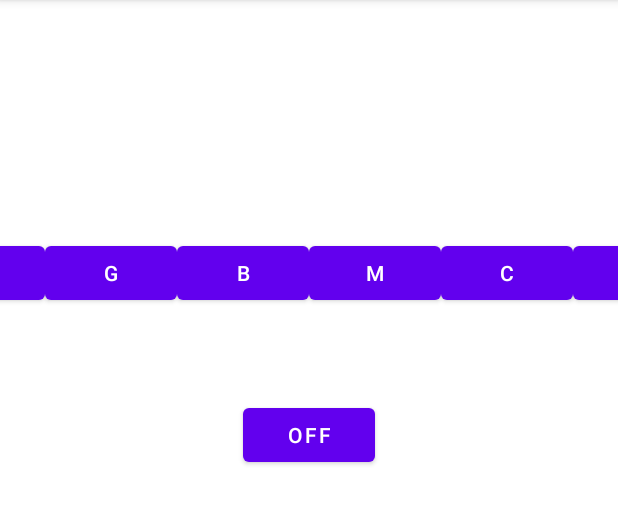
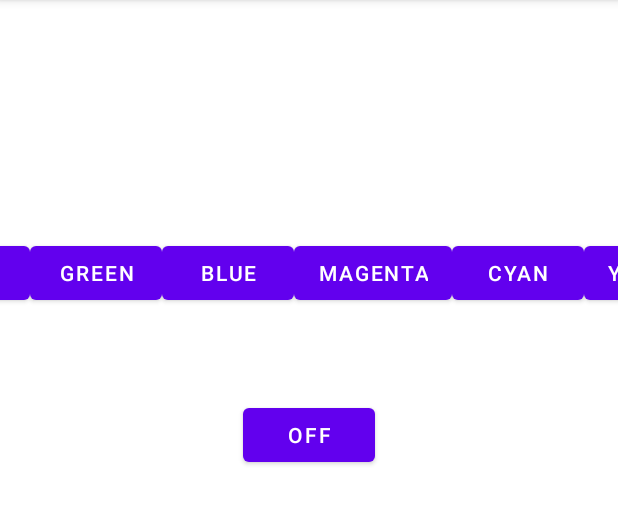
Before and after one commit to yoneken/Tipron_sample_LED, an Android app: the screen it shows after launch (MainActivity), on a phone screen of 412 x 824 dp, the part 84-609 px from its top. Run offline under Robolectric (Android 15) with nearby library versions, the phone set to English and light mode, and no system bars; libraries missing offline, so code that uses them is left out: com.cerevo.ps1; 1 statement that could not run was skipped.

Commit message:
Change color name

```diff
--- a/app/src/main/res/layout/activity_main.xml
+++ b/app/src/main/res/layout/activity_main.xml
@@ -21,7 +21,7 @@
         android:id="@+id/b_btn"
         android:layout_width="wrap_content"
         android:layout_height="wrap_content"
-        android:text="B"
+        android:text="Blue"
         app:layout_constraintBottom_toBottomOf="@+id/m_btn"
         app:layout_constraintEnd_toStartOf="@+id/m_btn"
         app:layout_constraintHorizontal_bias="0.5"
@@ -33,7 +33,7 @@
         android:id="@+id/r_btn"
         android:layout_width="wrap_content"
         android:layout_height="wrap_content"
-        android:text="R"
+        android:text="Red"
         app:layout_constraintBottom_toBottomOf="@+id/g_btn"
         app:layout_constraintEnd_toStartOf="@+id/g_btn"
         app:layout_constraintHorizontal_bias="0.5"
@@ -45,7 +45,7 @@
         android:id="@+id/g_btn"
         android:layout_width="wrap_content"
         android:layout_height="wrap_content"
-        android:text="G"
+        android:text="Green"
         app:layout_constraintBottom_toBottomOf="@+id/b_btn"
         app:layout_constraintEnd_toStartOf="@+id/b_btn"
         app:layout_constraintHorizontal_bias="0.5"
@@ -57,7 +57,7 @@
         android:id="@+id/c_btn"
         android:layout_width="wrap_content"
         android:layout_height="wrap_content"
-        android:text="C"
+        android:text="Cyan"
         app:layout_constraintBottom_toBottomOf="@+id/y_btn"
         app:layout_constraintEnd_toStartOf="@+id/y_btn"
         app:layout_constraintHorizontal_bias="0.5"
@@ -70,7 +70,7 @@
         android:layout_width="wrap_content"
         android:layout_height="wrap_content"
         android:layout_marginTop="158dp"
-        android:text="Y"
+        android:text="Yellow"
         app:layout_constraintEnd_toEndOf="parent"
         app:layout_constraintHorizontal_bias="0.5"
         app:layout_constraintStart_toEndOf="@+id/c_btn"
@@ -80,7 +80,7 @@
         android:id="@+id/m_btn"
         android:layout_width="wrap_content"
         android:layout_height="wrap_content"
-        android:text="M"
+        android:text="Magenta"
         app:layout_constraintBottom_toBottomOf="@+id/c_btn"
         app:layout_constraintEnd_toStartOf="@+id/c_btn"
         app:layout_constraintHorizontal_bias="0.5"
```
Also changed, not shown: app/src/main/java/org/kyon/tipron/MainActivity.java (+7 -7 lines).
